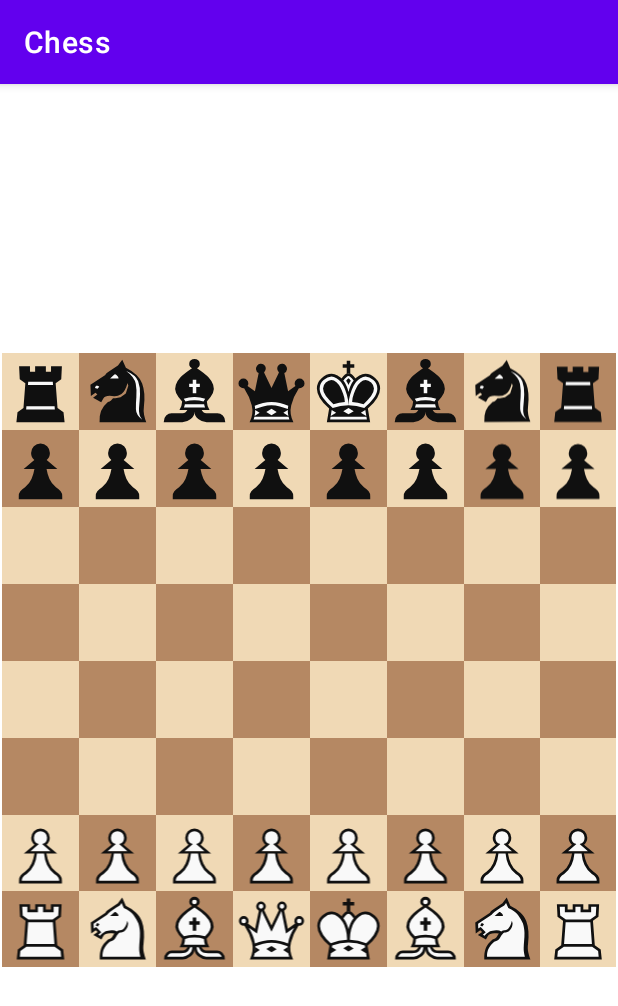
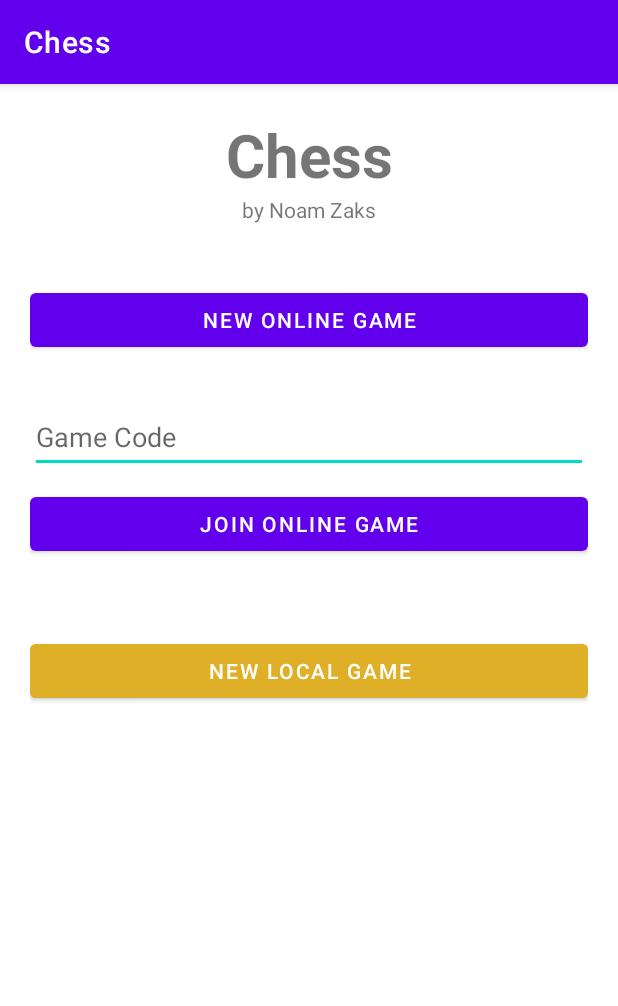
Before and after one commit to noamzaks/Chess, an Android app: the screen it shows after launch (GameActivity before the commit, MainActivity after it), on a phone screen of 412 x 824 dp. Shown: the top 1006 px of the screen. Run offline under Robolectric (Android 15) with nearby library versions, the phone set to English and light mode, and no system bars.

Commit message:
Added firestore and online games

```diff
--- a/app/build.gradle
+++ b/app/build.gradle
@@ -1,5 +1,6 @@
 plugins {
     id 'com.android.application'
+    id 'com.google.gms.google-services'
 }
 
 android {
@@ -29,10 +30,13 @@ android {
 }
 
 dependencies {
-
     implementation 'androidx.appcompat:appcompat:1.3.1'
     implementation 'com.google.android.material:material:1.4.0'
     implementation 'androidx.constraintlayout:constraintlayout:2.1.1'
+
+    implementation platform('com.google.firebase:firebase-bom:29.0.0')
+    implementation 'com.google.firebase:firebase-firestore'
+
     testImplementation 'junit:junit:4.13.2'
     androidTestImplementation 'androidx.test.ext:junit:1.1.3'
     androidTestImplementation 'androidx.test.espresso:espresso-core:3.4.0'
--- a/app/src/main/AndroidManifest.xml
+++ b/app/src/main/AndroidManifest.xml
@@ -13,7 +13,7 @@
 <!--            android:name=".GameActivity"-->
 <!--            android:exported="true" />-->
         <activity
-            android:name=".GameActivity"
+            android:name=".MainActivity"
             android:exported="true">
             <intent-filter>
                 <action android:name="android.intent.action.MAIN" />
@@ -21,6 +21,8 @@
                 <category android:name="android.intent.category.LAUNCHER" />
             </intent-filter>
         </activity>
+        <activity android:name=".GameActivity" android:exported="true"></activity>
+        <activity android:name=".OnlineGameActivity" android:exported="true"></activity>
     </application>
 
 </manifest>
--- a/app/src/main/res/layout/activity_main.xml
+++ b/app/src/main/res/layout/activity_main.xml
@@ -6,23 +6,71 @@
     android:layout_height="match_parent"
     tools:context=".MainActivity">
 
-    <TableLayout
-        android:id="@+id/board"
-        android:layout_width="400dp"
-        android:layout_height="400dp"
+    <TextView
+        android:id="@+id/textView3"
+        android:layout_width="wrap_content"
+        android:layout_height="wrap_content"
+        android:layout_marginTop="20dp"
+        android:text="Chess"
+        android:textSize="40dp"
+        android:textStyle="bold"
         app:layout_constraintEnd_toEndOf="parent"
         app:layout_constraintStart_toStartOf="parent"
-        app:layout_constraintTop_toTopOf="parent">
+        app:layout_constraintTop_toTopOf="parent" />
 
-        <TableRow
+    <TextView
+        android:id="@+id/textView4"
+        android:layout_width="wrap_content"
+        android:layout_height="wrap_content"
+        android:text="by Noam Zaks"
+        app:layout_constraintEnd_toEndOf="parent"
+        app:layout_constraintStart_toStartOf="parent"
+        app:layout_constraintTop_toBottomOf="@+id/textView3" />
+
+    <LinearLayout
+        android:layout_width="match_parent"
+        android:layout_height="wrap_content"
+        android:layout_marginStart="20dp"
+        android:layout_marginTop="40dp"
+        android:layout_marginEnd="20dp"
+        android:orientation="vertical"
+        app:layout_constraintEnd_toEndOf="parent"
+        app:layout_constraintStart_toStartOf="parent"
+        app:layout_constraintTop_toBottomOf="@+id/textView4">
+
+        <Button
+            android:id="@+id/main_new_online"
             android:layout_width="match_parent"
-            android:layout_height="match_parent" >
+            android:layout_height="wrap_content"
+            android:layout_marginBottom="30dp"
+            android:onClick="createNewOnlineGame"
+            android:text="New Online Game" />
 
-            <ImageView
-                android:id="@+id/imageView2"
-                android:layout_width="wrap_content"
-                android:layout_height="wrap_content"
-                app:srcCompat="@drawable/black_bishop" />
-        </TableRow>
-    </TableLayout>
+        <EditText
+            android:id="@+id/main_online_code"
+            android:layout_width="match_parent"
+            android:layout_height="wrap_content"
+            android:layout_marginBottom="10dp"
+            android:ems="10"
+            android:hint="Game Code"
+            android:inputType="textPersonName"
+            android:minHeight="48dp" />
+
+        <Button
+            android:id="@+id/main_join_online"
+            android:layout_width="match_parent"
+            android:layout_height="wrap_content"
+            android:layout_marginBottom="50dp"
+            android:onClick="joinOnlineGame"
+            android:text="Join Online Game" />
+
+        <Button
+            android:id="@+id/main_new_offline"
+            android:layout_width="match_parent"
+            android:layout_height="wrap_content"
+            android:backgroundTint="#e0af28"
+            android:onClick="createNewOfflineGame"
+            android:text="New Local Game" />
+
+    </LinearLayout>
 </androidx.constraintlayout.widget.ConstraintLayout>
--- a/build.gradle
+++ b/build.gradle
@@ -6,6 +6,7 @@ buildscript {
     }
     dependencies {
         classpath 'com.android.tools.build:gradle:7.0.3'
+        classpath 'com.google.gms:google-services:4.3.10'
 
         // NOTE: Do not place your application dependencies here; they belong
         // in the individual module build.gradle files
```
Also changed, not shown: app/src/main/java/com/noamzaks/chess/Board.java (+71 -5 lines), app/src/main/java/com/noamzaks/chess/GameActivity.java (+7 -4 lines), app/src/main/java/com/noamzaks/chess/MainActivity.java (+22 -27 lines), app/src/main/java/com/noamzaks/chess/OnlineGameActivity.java (added, +68 -0 lines), app/src/main/java/com/noamzaks/chess/utilities/Random.java (added, +25 -0 lines), app/src/main/res/layout/activity_game.xml (+13 -0 lines), 1 other file.
